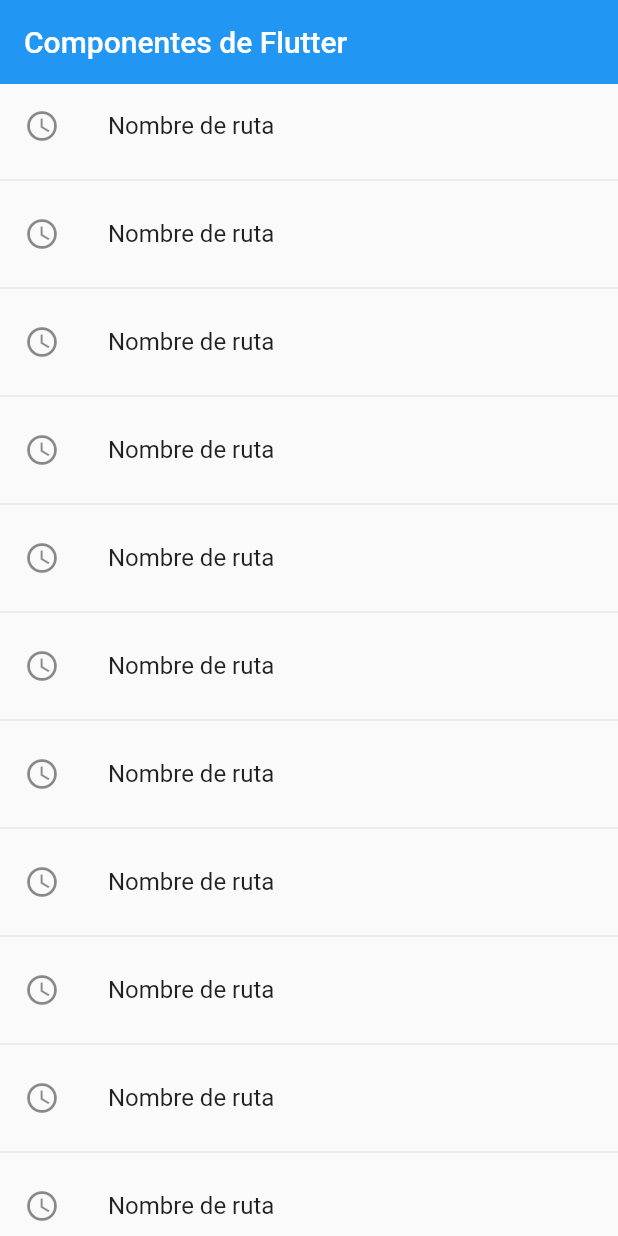
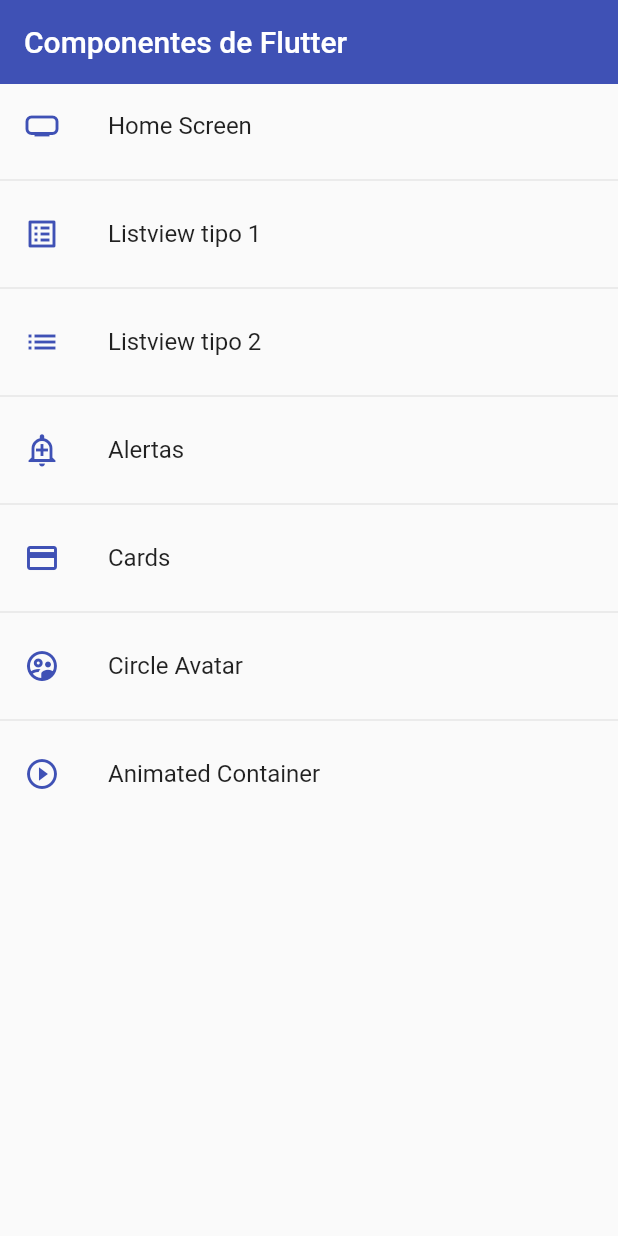
Before and after one commit to Aldoggutierrez/flutter-components, a Flutter app: the screen it shows after launch, on a phone screen of 412 x 824 dp. Run offline on Flutter 3.47's test engine with Material 2 defaults, Android fonts, the phone set to English and light mode, and no system bars.

Commit message:
projecto hasta la leccion 84

```diff
--- a/lib/main.dart
+++ b/lib/main.dart
@@ -1,5 +1,6 @@
 import 'package:flutter/material.dart';
 import 'package:flutter_components/router/app_routes.dart';
+import 'package:flutter_components/themes/app_theme.dart';
 
 
 void main() => runApp(const MyApp());
@@ -13,8 +14,9 @@ class MyApp extends StatelessWidget {
       debugShowCheckedModeBanner: false,
       title: 'Material App',
       initialRoute: AppRoutes.initialRoute,
-      routes: AppRoutes.routes,
-      onGenerateRoute: AppRoutes.onGenerateRoute
+      routes: AppRoutes.getAppRoutes(),
+      onGenerateRoute: AppRoutes.onGenerateRoute,
+      theme: AppTheme.lightTheme
     );
   }
 }
--- a/lib/router/app_routes.dart
+++ b/lib/router/app_routes.dart
@@ -11,20 +11,25 @@ class AppRoutes {
     MenuOption(route: 'listview2', icon: Icons.list, name: 'Listview tipo 2', screen: const Listview2Screen()),
     MenuOption(route: 'alert', icon: Icons.add_alert_outlined, name: 'Alertas', screen: const AlertScreen()),
     MenuOption(route: 'card', icon: Icons.credit_card, name: 'Cards', screen: const CardScreen()),
+    MenuOption(route: 'avatar', icon: Icons.supervised_user_circle_outlined, name: 'Circle Avatar', screen: const AvatarScreen()),
+    MenuOption(route: 'animated', icon: Icons.play_circle_outline, name: 'Animated Container', screen: const AnimatedScreen()),
   ];
 
-  // static Map<String, Widget Function(BuildContext)> getAppRoutes() {
-  //   Map<String, Widget Function(BuildContext)> appRoutes  = {};
-  //   return
-  // }
+  static Map<String, Widget Function(BuildContext)> getAppRoutes() {
+    Map<String, Widget Function(BuildContext)> appRoutes  = {};
+    for (final option in menuOptions) {
+      appRoutes.addAll({ option.route: (BuildContext context) => option.screen});
+    }
+    return appRoutes;
+  }
 
-  static Map<String, Widget Function(BuildContext)> routes = {
-    'home': (context) => const HomeScreen(),
-    'listview1': (context) => const Listview1Screen(),
-    'listview2': (context) => const Listview2Screen(),
-    'alert': (context) => const AlertScreen(),
-    'card': (context) => const CardScreen(),
-  };
+  // static Map<String, Widget Function(BuildContext)> routes = {
+  //   'home': (context) => const HomeScreen(),
+  //   'listview1': (context) => const Listview1Screen(),
+  //   'listview2': (context) => const Listview2Screen(),
+  //   'alert': (context) => const AlertScreen(),
+  //   'card': (context) => const CardScreen(),
+  // };
 
   static Route<dynamic> onGenerateRoute(RouteSettings settings) {
     return MaterialPageRoute(builder: (context) => const Listview1Screen());
--- a/lib/screens/home_screen.dart
+++ b/lib/screens/home_screen.dart
@@ -1,5 +1,6 @@
 import 'package:flutter/material.dart';
-import 'package:flutter_components/screens/screens.dart';
+import 'package:flutter_components/router/app_routes.dart';
+import 'package:flutter_components/themes/app_theme.dart';
 
 class HomeScreen extends StatelessWidget {
 
@@ -10,18 +11,16 @@ class HomeScreen extends StatelessWidget {
     return Scaffold(
       appBar: AppBar(
         title: const Text('Componentes de Flutter'),
-        elevation: 0,
       ),
       body: ListView.separated(
         itemBuilder: (context, index) => ListTile(
-          title: const Text('Nombre de ruta'),
-          leading: const Icon(Icons.access_time_outlined),
+          title: Text(AppRoutes.menuOptions[index].name),
+          leading: Icon(AppRoutes.menuOptions[index].icon,color: AppTheme.primary,),
           onTap: () {
-            // final route = MaterialPageRoute(builder: (context) => const Listview1Screen());
-            Navigator.pushNamed(context, 'card2');
+            Navigator.pushNamed(context, AppRoutes.menuOptions[index].route);
           },
         ),
-        itemCount: 100,
+        itemCount: AppRoutes.menuOptions.length,
         separatorBuilder: (_, __) => const Divider(),
 
       )
--- a/lib/screens/listview2_screen.dart
+++ b/lib/screens/listview2_screen.dart
@@ -11,8 +11,6 @@ class Listview2Screen extends StatelessWidget {
     return Scaffold(
       appBar: AppBar(
         title: const Text('Listview Tipo 2'),
-        elevation: 0,
-        backgroundColor: Colors.indigo,
       ),
       body: ListView.separated(
         itemCount: options.length,
--- a/lib/screens/screens.dart
+++ b/lib/screens/screens.dart
@@ -1,3 +1,5 @@
+export 'package:flutter_components/screens/animated_screed.dart';
+export 'package:flutter_components/screens/avatar_screen.dart';
 export 'package:flutter_components/screens/home_screen.dart';
 export 'package:flutter_components/screens/alert_screen.dart';
 export 'package:flutter_components/screens/card_screen.dart';
--- /dev/null
+++ b/lib/themes/app_theme.dart
@@ -0,0 +1,31 @@
+import 'package:flutter/material.dart';
+
+class AppTheme {
+  static const Color primary = Colors.indigo;
+
+  static final ThemeData lightTheme = ThemeData.light().copyWith(
+    primaryColor: Colors.indigo,
+    appBarTheme: const AppBarTheme(color: primary, elevation: 0),
+    textButtonTheme: TextButtonThemeData(
+      style: TextButton.styleFrom(
+        foregroundColor: primary,
+      ),
+    ),
+    floatingActionButtonTheme: const FloatingActionButtonThemeData(
+      backgroundColor: primary,
+      elevation: 5,
+    ),
+    elevatedButtonTheme: ElevatedButtonThemeData(
+      style: ElevatedButton.styleFrom(
+        backgroundColor: primary,
+        shape: const StadiumBorder(),
+        elevation: 0,
+      ),
+    )
+  );
+
+  static final ThemeData darkTheme = ThemeData.dark().copyWith(
+      primaryColor: Colors.indigo,
+      appBarTheme: const AppBarTheme(color: primary, elevation: 0),
+      scaffoldBackgroundColor: Colors.black);
+}
--- /dev/null
+++ b/lib/widgets/widgets.dart
@@ -0,0 +1,2 @@
+export 'package:flutter_components/widgets/custom_card_type_2.dart';
+export 'package:flutter_components/widgets/custom_card_type_1.dart';
--- a/pubspec.yaml
+++ b/pubspec.yaml
@@ -60,8 +60,8 @@ flutter:
   uses-material-design: true
 
   # To add assets to your application, add an assets section, like this:
-  # assets:
-  #   - images/a_dot_burr.jpeg
+  assets:
+    - assets/
   #   - images/a_dot_ham.jpeg
 
   # An image asset can refer to one or more resolution-specific "variants", see
```
Also changed, not shown: lib/screens/alert_screen.dart (+92 -3 lines), lib/screens/animated_screed.dart (added, +39 -0 lines), lib/screens/avatar_screen.dart (added, +30 -0 lines), lib/screens/card_screen.dart (+24 -3 lines), lib/widgets/custom_card_type_1.dart (added, +43 -0 lines), lib/widgets/custom_card_type_2.dart (added, +39 -0 lines), assets/jar-loading.gif (added).
